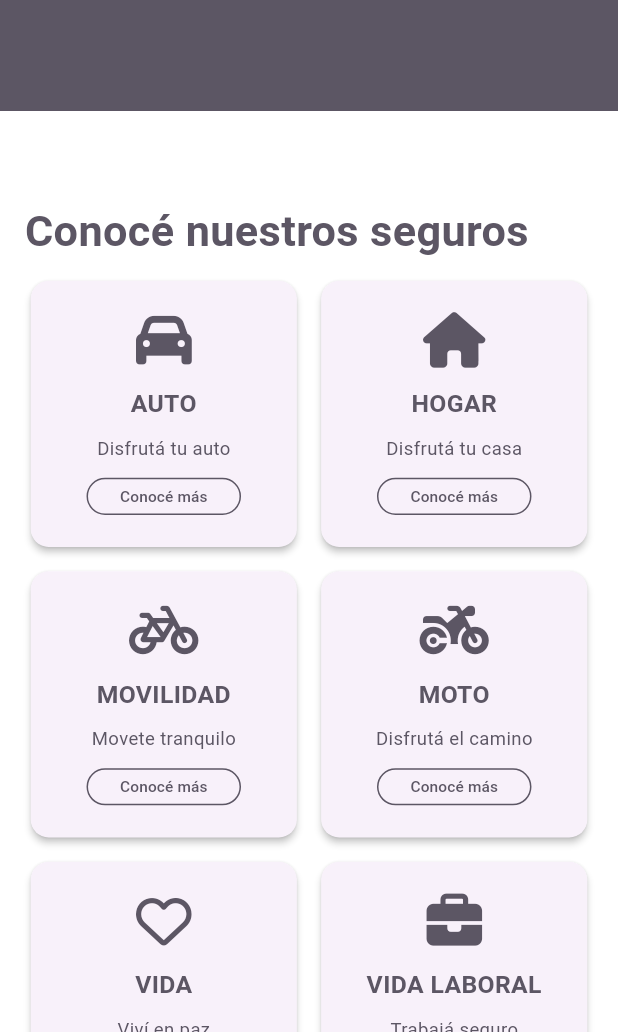
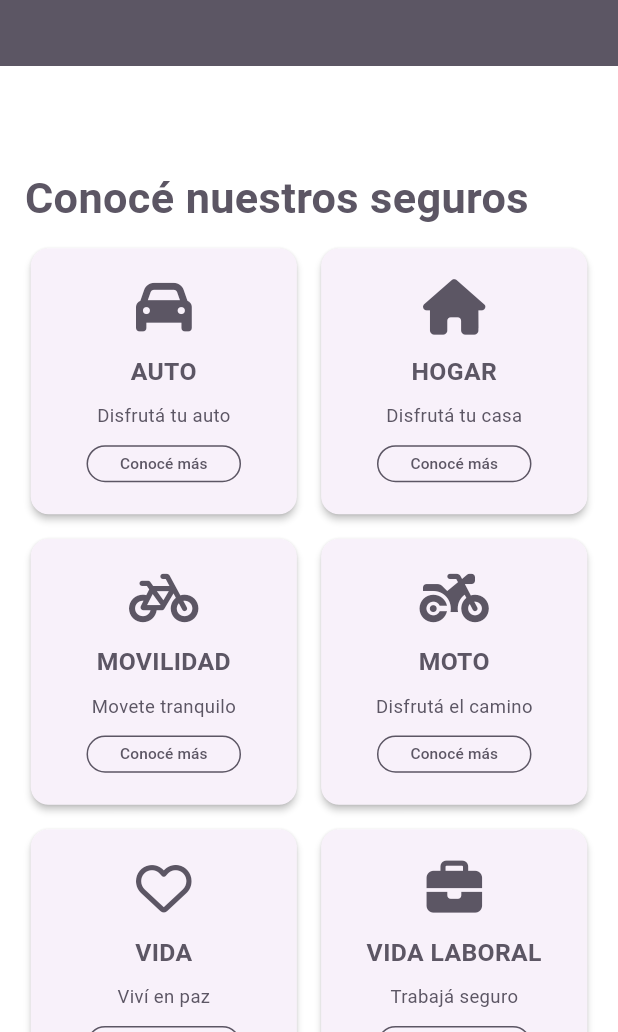
Before and after one commit to manu-180/perez_yeregui2, a Flutter app: the ServiciosScreen screen opened by its route, on a phone screen of 412 x 824 dp, the part 204-1236 px from its top. Run offline on Flutter 3.47's test engine with Material 3 defaults, Android fonts, the phone set to English and light mode, and no system bars; our stand-ins replace animated_text_kit, flutter_svg, font_awesome_flutter, go_router, google_fonts; missing offline and left inert: dart:html.

Commit message:
actualizando pagina webbb

```diff
--- a/lib/screens/contactanos_screen.dart
+++ b/lib/screens/contactanos_screen.dart
@@ -9,6 +9,7 @@
   @override
   Widget build(BuildContext context) {
     return Scaffold(
+      backgroundColor: Colors.white,
       body: SingleChildScrollView(
         child: Column(
           children: [CustomAppBar(),Contacto(), Footer()],
--- a/lib/screens/servicios_screen.dart
+++ b/lib/screens/servicios_screen.dart
@@ -14,7 +14,6 @@
         child: Column(
           children: [
             CustomAppBar(),
-            SizedBox(height: 30),
             SegurosWidget(),
             SizedBox(height: 100),
             Footer(),
--- a/lib/widgets/seguros.dart
+++ b/lib/widgets/seguros.dart
@@ -78,12 +78,13 @@
     final screenWidth = MediaQuery.of(context).size.width;
 
     return Container(
-  color: Colors.white, // ✅ fondo blanco para esta sección
+  color: Colors.white,
   width: double.infinity,
   padding: EdgeInsets.symmetric(horizontal: screenWidth * 0.04, vertical: 60),
   child: Column(
     crossAxisAlignment: CrossAxisAlignment.start,
     children: [
+      SizedBox(height: screenWidth * 0.02),
       Text(
         "Conocé nuestros seguros",
         textAlign: TextAlign.start,
```
Also changed, not shown: 2 other files.
